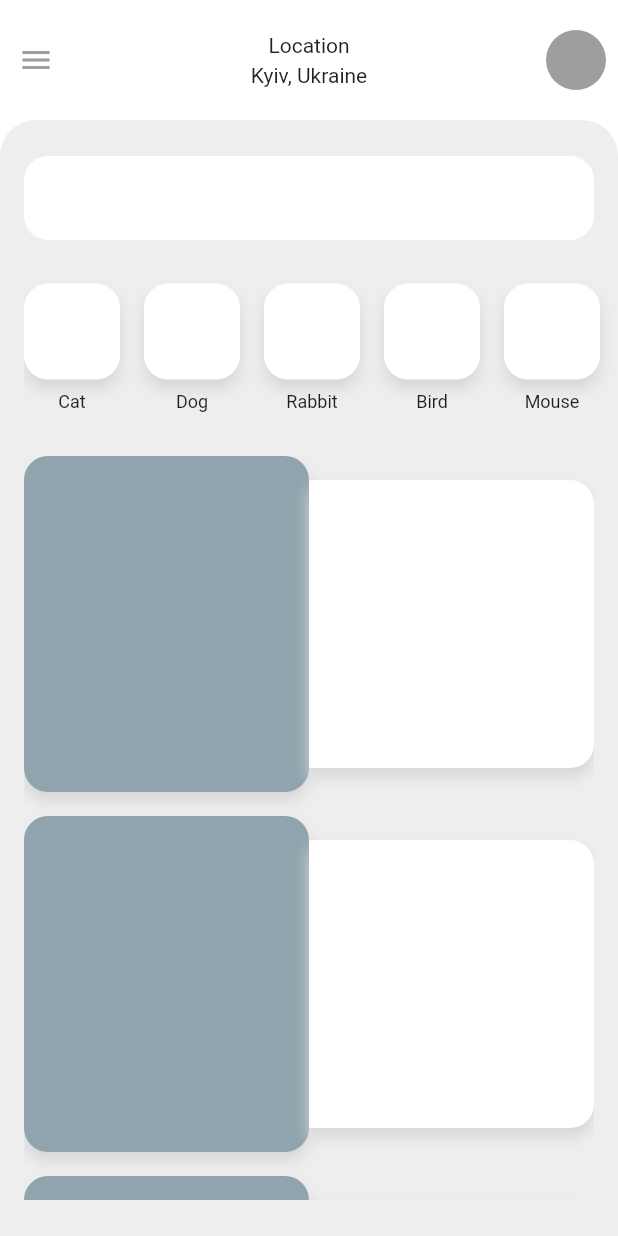
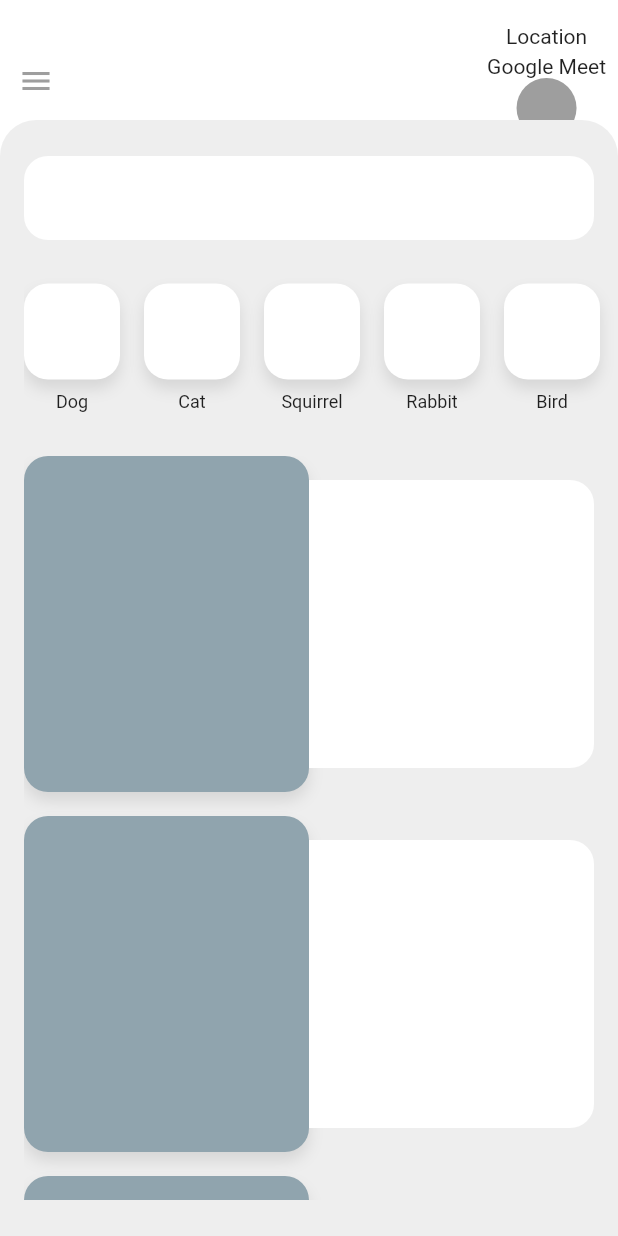
Before and after one commit to unknownaloy/flutter_community_owerri_sample_02, a Flutter app: the screen it shows after launch, on a phone screen of 412 x 824 dp. Run offline on Flutter 3.47's test engine with Material 2 defaults, Android fonts, the phone set to English and light mode, and no system bars.

Commit message:
Added files from the live workshop

```diff
--- a/lib/components/custom_app_bar.dart
+++ b/lib/components/custom_app_bar.dart
@@ -1,12 +1,12 @@
 import 'package:flutter/material.dart';
 
 class CustomAppBar extends StatelessWidget {
-  final VoidCallback onDrawerPressed;
-
   const CustomAppBar({
     Key? key,
-    required this.onDrawerPressed,
+    required this.onPressed,
   }) : super(key: key);
+
+  final VoidCallback onPressed;
 
   @override
   Widget build(BuildContext context) {
@@ -16,11 +16,9 @@ class CustomAppBar extends StatelessWidget {
         mainAxisAlignment: MainAxisAlignment.spaceBetween,
         children: [
           IconButton(
-            onPressed: onDrawerPressed,
-            icon: const Icon(
-              Icons.menu,
-              color: Colors.grey,
-            ),
+            onPressed: onPressed,
+            icon: const Icon(Icons.menu),
+            color: Colors.grey,
           ),
           Column(
             mainAxisSize: MainAxisSize.min,
@@ -29,11 +27,11 @@ class CustomAppBar extends StatelessWidget {
               SizedBox(
                 height: 4.0,
               ),
-              Text("Kyiv, Ukraine"),
+              Text("Google Meet"),
+              CircleAvatar(
+                backgroundColor: Colors.grey,
+              ),
             ],
-          ),
-          const CircleAvatar(
-            backgroundColor: Colors.grey,
           ),
         ],
       ),
--- a/lib/components/custom_drawer.dart
+++ b/lib/components/custom_drawer.dart
@@ -17,71 +17,87 @@ class CustomDrawer extends StatelessWidget {
         mainAxisAlignment: MainAxisAlignment.spaceBetween,
         crossAxisAlignment: CrossAxisAlignment.start,
         children: [
-          ListTile(
+          /// Header
+          const ListTile(
             contentPadding: EdgeInsets.zero,
             leading: CircleAvatar(
-              backgroundColor: Colors.orange[100],
+              backgroundColor: Colors.orangeAccent,
             ),
-            title: const Text(
-              "Miroslava Savitskaya",
+            title: Text(
+              "Edoki Chukwuyem",
               style: TextStyle(
                 color: Colors.white,
                 fontWeight: FontWeight.w700,
               ),
             ),
-            subtitle: const Text(
-              "Active status",
+            subtitle: Text(
+              "Flutter Developer",
               style: TextStyle(
                 color: Colors.white,
               ),
             ),
           ),
+
+          /// Drawer menu option
           Column(
             mainAxisSize: MainAxisSize.min,
             children: const [
-              DrawerIconAndLabel(icon: Icons.map, label: "Adoption"),
+              DrawerIconAndLabel(icon: Icons.map, label: "Flutter"),
               SizedBox(
                 height: 32.0,
               ),
-              DrawerIconAndLabel(icon: Icons.favorite, label: "Donation"),
+              DrawerIconAndLabel(icon: Icons.favorite, label: "Owerri"),
               SizedBox(
                 height: 32.0,
               ),
-              DrawerIconAndLabel(icon: Icons.add, label: "Add Pet"),
+              DrawerIconAndLabel(icon: Icons.add, label: "Google"),
               SizedBox(
                 height: 32.0,
               ),
-              DrawerIconAndLabel(icon: Icons.mail, label: "Message"),
+              DrawerIconAndLabel(icon: Icons.person, label: "Golang"),
+              SizedBox(
+                height: 32.0,
+              ),
+              DrawerIconAndLabel(icon: Icons.share, label: "Firebase"),
               SizedBox(
                 height: 32.0,
               ),
             ],
           ),
+
+          /// Drawer footer
           Row(
             mainAxisSize: MainAxisSize.min,
             children: const [
-              Icon(Icons.settings, color: Colors.white),
-              SizedBox(width: 16.0),
+              Icon(
+                Icons.settings,
+                color: Colors.white,
+              ),
+              SizedBox(
+                width: 16.0,
+              ),
               Text(
                 "Settings",
-                style: TextStyle(
-                  color: Colors.white,
-                ),
+                style: TextStyle(color: Colors.white),
               ),
-              SizedBox(width: 16.0),
+              SizedBox(
+                width: 16.0,
+              ),
               Text(
                 "|",
                 style: TextStyle(
                   color: Colors.white,
                 ),
               ),
-              SizedBox(width: 16.0),
+              SizedBox(
+                width: 16.0,
+              ),
               Text(
                 "Log out",
                 style: TextStyle(
                   color: Colors.white,
                 ),
-              ),
+              )
             ],
           ),
         ],
--- a/lib/components/drawer_icon_and_label.dart
+++ b/lib/components/drawer_icon_and_label.dart
@@ -1,16 +1,16 @@
 import 'package:flutter/material.dart';
 
 class DrawerIconAndLabel extends StatelessWidget {
-  final IconData icon;
-  final Color color;
-  final String label;
-
   const DrawerIconAndLabel({
     Key? key,
     required this.icon,
     this.color = Colors.white,
     required this.label,
   }) : super(key: key);
+
+  final IconData icon;
+  final Color color;
+  final String label;
 
   @override
   Widget build(BuildContext context) {
--- a/lib/components/home_body.dart
+++ b/lib/components/home_body.dart
@@ -19,7 +19,6 @@ class HomeBody extends StatelessWidget {
       child: NestedScrollView(
         headerSliverBuilder: (BuildContext context, bool innerBoxIsScrolled) {
           return <Widget>[
-            // Search bar
             SliverToBoxAdapter(
               child: Container(
                 margin: const EdgeInsets.symmetric(horizontal: 16.0),
@@ -29,8 +28,8 @@ class HomeBody extends StatelessWidget {
                   color: Colors.white,
                   borderRadius: BorderRadius.circular(16.0),
                 ),
-              ) ,
-            ),
+              ),
+            )
           ];
         },
         body: Column(
@@ -38,8 +37,6 @@ class HomeBody extends StatelessWidget {
             const SizedBox(
               height: 24.0,
             ),
-
-            // Pet tiles
             Padding(
               padding: const EdgeInsets.only(left: 16.0),
               child: SizedBox(
@@ -47,44 +44,44 @@ class HomeBody extends StatelessWidget {
                 child: ListView(
                   scrollDirection: Axis.horizontal,
                   children: const [
-                    PetTile(
-                      petType: "Cat",
-                    ),
-                    PetTile(
-                      petType: "Dog",
-                    ),
-                    PetTile(
-                      petType: "Rabbit",
-                    ),
-                    PetTile(
-                      petType: "Bird",
-                    ),
-                    PetTile(
-                      petType: "Mouse",
-                    ),
-                    PetTile(
-                      petType: "Squirrel",
-                    ),
-                    PetTile(
-                      petType: "Snake",
-                    ),
+                    PetTile(petName: "Dog"),
+                    PetTile(petName: "Cat"),
+                    PetTile(petName: "Squirrel"),
+                    PetTile(petName: "Rabbit"),
+                    PetTile(petName: "Bird"),
+                    PetTile(petName: "Dog"),
+                    PetTile(petName: "Cat"),
+                    PetTile(petName: "Squirrel"),
+                    PetTile(petName: "Rabbit"),
+                    PetTile(petName: "Bird"),
                   ],
                 ),
               ),
             ),
-
-            const SizedBox(height: 24.0,),
-
+            const SizedBox(
+              height: 24.0,
+            ),
             Expanded(
               child: Padding(
                 padding: const EdgeInsets.symmetric(horizontal: 16.0),
                 child: ListView(
                   children: const [
                     PetCard(),
-                    SizedBox(height: 16.0,),
+                    SizedBox(
+                      height: 16.0,
+                    ),
                     PetCard(),
-                    SizedBox(height: 16.0,),
+                    SizedBox(
+                      height: 16.0,
+                    ),
                     PetCard(),
+                    SizedBox(
+                      height: 16.0,
+                    ),
+                    PetCard(),
+                    SizedBox(
+                      height: 16.0,
+                    ),
                   ],
                 ),
               ),
--- a/lib/components/pet_card.dart
+++ b/lib/components/pet_card.dart
@@ -1,21 +1,11 @@
 import 'package:flutter/material.dart';
-import 'package:flutter_community_owerri_week_02/screens/detail_page.dart';
 
 class PetCard extends StatelessWidget {
   const PetCard({Key? key}) : super(key: key);
 
   @override
   Widget build(BuildContext context) {
-    return GestureDetector(
-      onTap: () {
-        Navigator.push(
-          context,
-          MaterialPageRoute(
-            builder: (context) => const DetailPage(),
-          ),
-        );
-      },
-      child: Row(
+    return Row(
       crossAxisAlignment: CrossAxisAlignment.center,
       children: [
         Expanded(
@@ -37,24 +27,16 @@ class PetCard extends StatelessWidget {
         Expanded(
           child: Container(
             height: 192.0,
-              decoration: BoxDecoration(
+            decoration: const BoxDecoration(
               color: Colors.white,
-                borderRadius: const BorderRadius.only(
+              borderRadius: BorderRadius.only(
                 topRight: Radius.circular(16.0),
                 bottomRight: Radius.circular(16.0),
               ),
-                boxShadow: [
-                  BoxShadow(
-                    color: Colors.grey[350]!,
-                    offset: const Offset(0.0, 6.0), //(x,y)
-                    blurRadius: 8.0,
-                  ),
-                ],
             ),
           ),
         ),
       ],
-      ),
     );
   }
 }
--- a/lib/components/pet_tile.dart
+++ b/lib/components/pet_tile.dart
@@ -1,9 +1,9 @@
 import 'package:flutter/material.dart';
 
 class PetTile extends StatelessWidget {
-  final String petType;
+  const PetTile({Key? key, required this.petName,}) : super(key: key);
 
-  const PetTile({Key? key, required this.petType,}) : super(key: key);
+  final String petName;
 
   @override
   Widget build(BuildContext context) {
@@ -22,7 +22,7 @@ class PetTile extends StatelessWidget {
                 boxShadow: [
                   BoxShadow(
                     color: Colors.grey[350]!,
-                    offset: const Offset(0.0, 6.0), //(x,y)
+                    offset: const Offset(0.0, 6.0),
                     blurRadius: 8.0,
                   ),
                 ],
@@ -32,16 +32,12 @@ class PetTile extends StatelessWidget {
               height: 8.0,
             ),
             Text(
-              petType,
-              style: const TextStyle(
-                fontSize: 12.0,
-              ),
+              petName,
+              style: const TextStyle(fontSize: 12.0),
             ),
           ],
         ),
-        const SizedBox(
-          width: 16.0,
-        ),
+        const SizedBox(width: 16.0,),
       ],
     );
   }
--- a/lib/main.dart
+++ b/lib/main.dart
@@ -1,5 +1,5 @@
 import 'package:flutter/material.dart';
-import 'package:flutter_community_owerri_week_02/screens/full_view.dart';
+import 'package:flutter_community_owerri_week_02/screens/full_screen.dart';
 
 void main() {
   runApp(const MyApp());
@@ -16,7 +16,7 @@ class MyApp extends StatelessWidget {
       theme: ThemeData(
         primarySwatch: Colors.blue,
       ),
-      home: const FullView(),
+      home: const FullScreen(),
     );
   }
 }
--- a/lib/screens/full_view.dart
+++ b/lib/screens/full_screen.dart
@@ -2,19 +2,17 @@ import 'package:flutter/material.dart';
 import 'package:flutter_community_owerri_week_02/components/custom_drawer.dart';
 import 'package:flutter_community_owerri_week_02/screens/home_screen.dart';
 
-class FullView extends StatelessWidget {
-  const FullView({Key? key}) : super(key: key);
+class FullScreen extends StatelessWidget {
+  const FullScreen({Key? key}) : super(key: key);
 
   @override
   Widget build(BuildContext context) {
-    return SafeArea(
-      child: Scaffold(
-        body: Stack(
-          children: const [
-            CustomDrawer(),
-            HomeScreen(),
-          ],
-        ),
+    return Scaffold(
+      body: Stack(
+        children: const [
+          CustomDrawer(),
+          HomeScreen(), // This is what we've been implementing
+        ],
       ),
     );
   }
--- a/lib/screens/home_screen.dart
+++ b/lib/screens/home_screen.dart
@@ -3,27 +3,27 @@ import 'package:flutter_community_owerri_week_02/components/custom_app_bar.dart'
 import 'package:flutter_community_owerri_week_02/components/home_body.dart';
 
 class HomeScreen extends StatefulWidget {
-
-  const HomeScreen({
-    Key? key,
-  }) : super(key: key);
+  const HomeScreen({Key? key}) : super(key: key);
 
   @override
   State<HomeScreen> createState() => _HomeScreenState();
 }
 
 class _HomeScreenState extends State<HomeScreen> {
-
   bool _showDrawer = false;
 
   @override
   Widget build(BuildContext context) {
     return Transform.translate(
-      offset: _showDrawer ? const Offset(240, 0) : Offset.zero,
+      offset: _showDrawer
+          ? const Offset(
+              260,
+              0,
+            )
+          : Offset.zero,
       child: Transform.scale(
         scale: _showDrawer ? 0.8 : 1.0,
         child: Container(
-          clipBehavior: Clip.antiAlias,
           decoration: const BoxDecoration(color: Colors.white),
           child: Stack(
             fit: StackFit.expand,
@@ -31,8 +31,10 @@ class _HomeScreenState extends State<HomeScreen> {
               Align(
                 alignment: Alignment.topCenter,
                 child: CustomAppBar(
-                  onDrawerPressed: () {
-                    setState(() => _showDrawer = !_showDrawer);
+                  onPressed: () {
+                    setState(() {
+                      _showDrawer = !_showDrawer;
+                    });
                   },
                 ),
               ),
```
Also changed, not shown: lib/screens/detail_page.dart (deleted, +0 -75 lines). Lines whose indentation alone changed are shown as unchanged.
